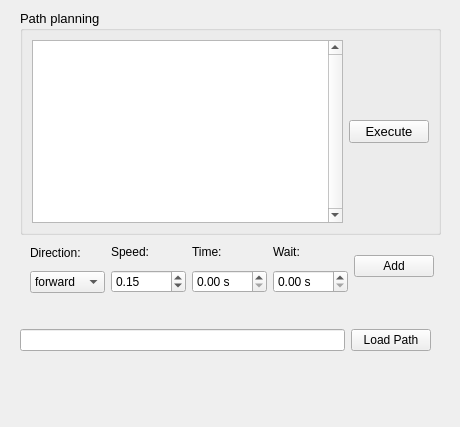
First picture: the form in slam_client/SlamClient_PC/pathplanningwidget.ui, repository marckolak/wtController, before the edit.
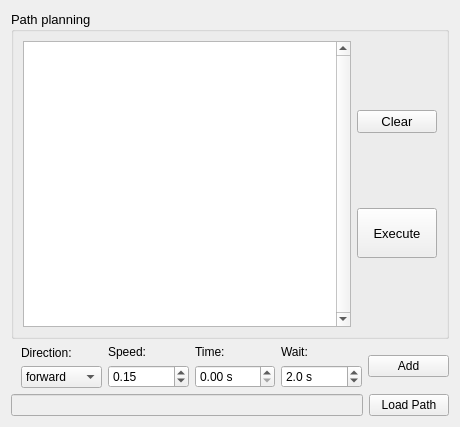
Second picture: the form after the edit.

The edit to the form file:
```diff
--- a/slam_client/SlamClient_PC/pathplanningwidget.ui
+++ b/slam_client/SlamClient_PC/pathplanningwidget.ui
@@ -11,7 +11,7 @@
    </rect>
   </property>
   <property name="sizePolicy">
-   <sizepolicy hsizetype="Preferred" vsizetype="Expanding">
+   <sizepolicy hsizetype="Minimum" vsizetype="Expanding">
     <horstretch>0</horstretch>
     <verstretch>0</verstretch>
    </sizepolicy>
@@ -22,17 +22,23 @@
     <height>350</height>
    </size>
   </property>
+  <property name="maximumSize">
+   <size>
+    <width>460</width>
+    <height>16777215</height>
+   </size>
+  </property>
   <property name="windowTitle">
    <string>Form</string>
   </property>
+  <layout class="QVBoxLayout" name="verticalLayout_6">
+   <item>
   <widget class="QGroupBox" name="groupBox">
-   <property name="geometry">
-    <rect>
-     <x>20</x>
-     <y>10</y>
-     <width>421</width>
-     <height>225</height>
-    </rect>
+     <property name="sizePolicy">
+      <sizepolicy hsizetype="Expanding" vsizetype="Expanding">
+       <horstretch>0</horstretch>
+       <verstretch>0</verstretch>
+      </sizepolicy>
    </property>
    <property name="font">
     <font>
@@ -51,23 +57,36 @@
      </widget>
     </item>
     <item>
+       <layout class="QVBoxLayout" name="verticalLayout_5">
+        <property name="leftMargin">
+         <number>0</number>
+        </property>
+        <item>
+         <widget class="QPushButton" name="clearButton">
+          <property name="text">
+           <string>Clear</string>
+          </property>
+         </widget>
+        </item>
+        <item>
      <widget class="QPushButton" name="executeButton">
+          <property name="minimumSize">
+           <size>
+            <width>0</width>
+            <height>50</height>
+           </size>
+          </property>
       <property name="text">
        <string>Execute</string>
       </property>
      </widget>
     </item>
    </layout>
-  </widget>
-  <widget class="QWidget" name="layoutWidget">
-   <property name="geometry">
-    <rect>
-     <x>20</x>
-     <y>240</y>
-     <width>414</width>
-     <height>53</height>
-    </rect>
-   </property>
+      </item>
+     </layout>
+    </widget>
+   </item>
+   <item>
    <layout class="QHBoxLayout" name="horizontalLayout_6" stretch="0,0,0,0,0">
     <property name="leftMargin">
      <number>10</number>
@@ -172,8 +191,14 @@
         <property name="suffix">
          <string> s</string>
         </property>
+         <property name="decimals">
+          <number>1</number>
+         </property>
         <property name="singleStep">
-         <double>0.100000000000000</double>
+          <double>0.500000000000000</double>
+         </property>
+         <property name="value">
+          <double>2.000000000000000</double>
         </property>
        </widget>
       </item>
@@ -187,19 +212,15 @@
      </widget>
     </item>
    </layout>
-  </widget>
-  <widget class="QWidget" name="horizontalLayoutWidget">
-   <property name="geometry">
-    <rect>
-     <x>20</x>
-     <y>300</y>
-     <width>411</width>
-     <height>80</height>
-    </rect>
-   </property>
+   </item>
+   <item>
    <layout class="QHBoxLayout" name="horizontalLayout_2">
     <item>
-     <widget class="QLineEdit" name="lineEdit"/>
+      <widget class="QLineEdit" name="lineEdit">
+       <property name="enabled">
+        <bool>false</bool>
+       </property>
+      </widget>
     </item>
     <item>
      <widget class="QPushButton" name="loadPathButton">
@@ -209,7 +230,8 @@
      </widget>
     </item>
    </layout>
-  </widget>
+   </item>
+  </layout>
  </widget>
  <resources/>
  <connections>
```
Left out of the diff: 17 changed lines with no effect on the pictures. Lines whose indentation alone changed are shown as unchanged.
